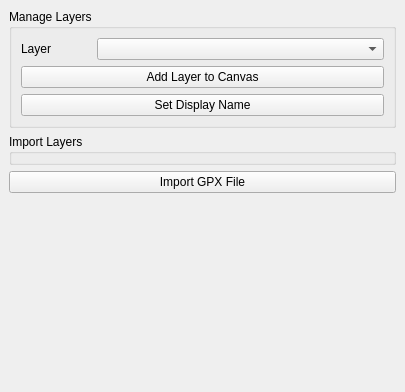
Before: the Qt Designer form ui/ui_edit_stdm_layer.ui in gltn/stdm, drawn with Qt 5.
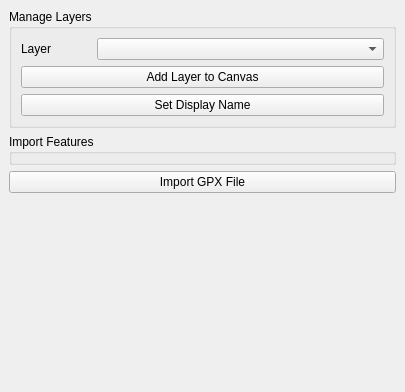
After: the same form once the commit is applied.

What changed in the file:
```diff
--- a/ui/ui_edit_stdm_layer.ui
+++ b/ui/ui_edit_stdm_layer.ui
@@ -92,7 +92,7 @@
     <item row="1" column="0">
      <widget class="QGroupBox" name="groupBox_2">
       <property name="title">
-       <string>Import Layers</string>
+       <string>Import Features</string>
       </property>
      </widget>
     </item>
```
